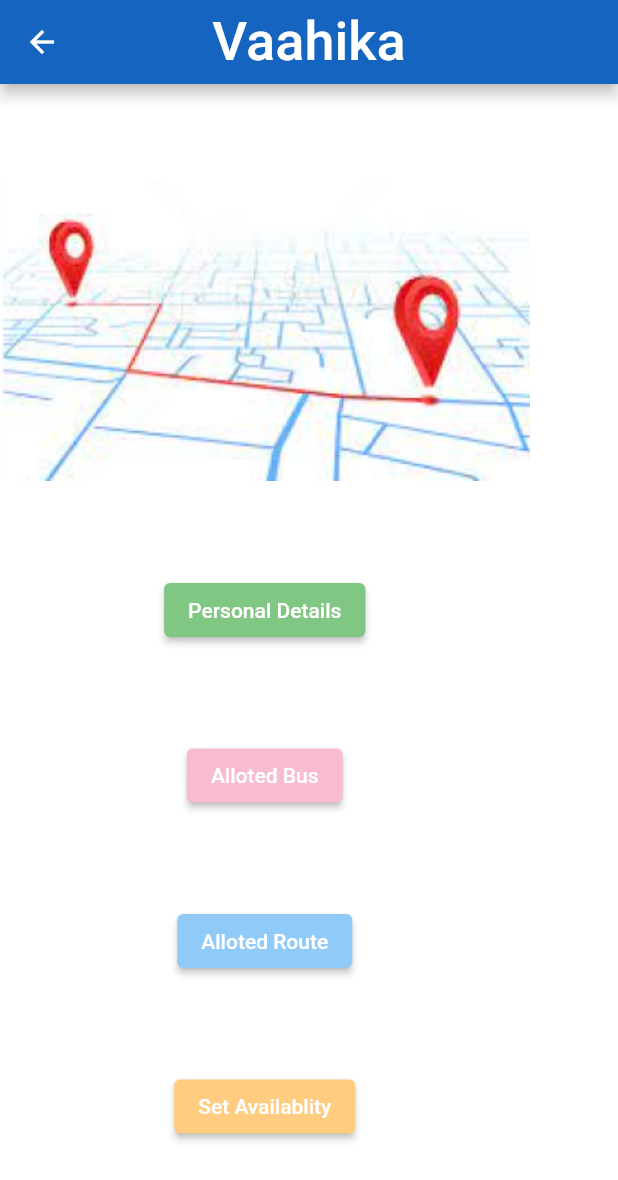
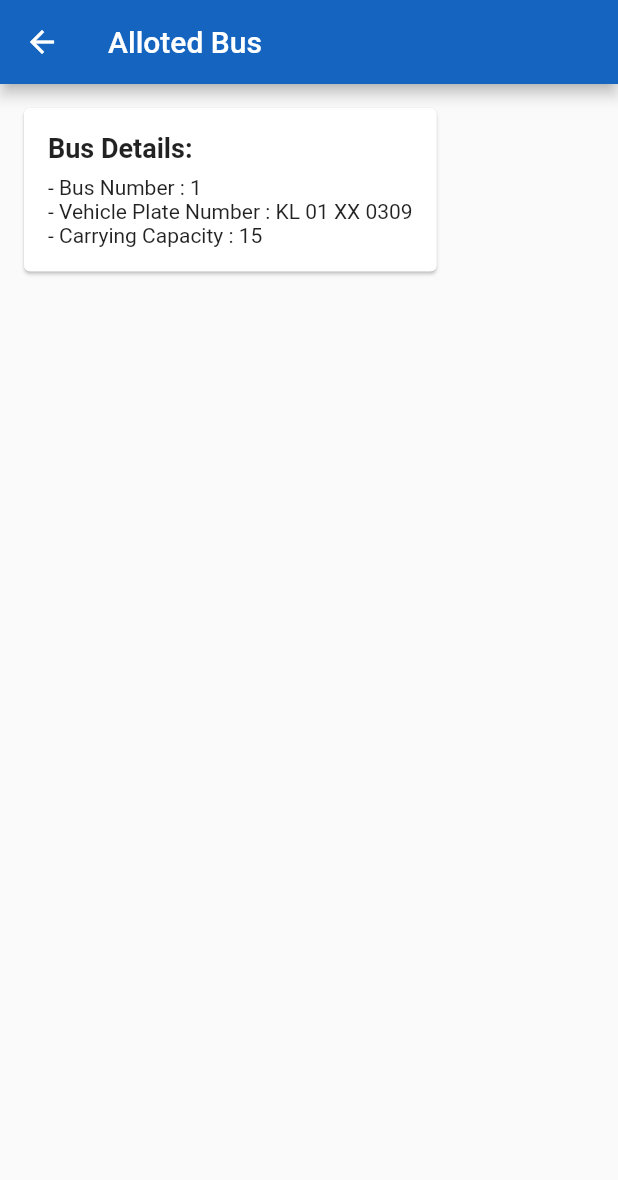
Before and after one commit to KeerthiAnilNair/Vaahika, a Flutter app: the DriverHome screen opened directly, after a tap on "Alloted Bus", on a phone screen of 412 x 824 dp. Shown: the top 1180 px of the screen. Run offline on Flutter 3.47's test engine with Material 2 defaults, Android fonts, the phone set to English and light mode, and no system bars; our stand-ins replace google_maps_flutter, localstorage, splashscreen; Roboto replaces fonts that are missing (LakkiReddy).

Commit message:
updated alloted bus and alloted route

```diff
--- /dev/null
+++ b/lib/alloted_bus.dart
@@ -0,0 +1,65 @@
+import 'package:flutter/material.dart';
+
+class AllotedBus extends StatelessWidget {
+  @override
+  Widget build(BuildContext context) {
+    return Scaffold(
+      appBar: AppBar(
+        title: Text('Alloted Bus'),
+      ),
+      body: Container(
+        child: Column(
+          crossAxisAlignment: CrossAxisAlignment.start,
+          children: [
+            BusCard(
+              busNumber: '',
+              routes: [
+                'Bus Number : 1',
+                'Vehicle Plate Number : KL 01 XX 0309',
+                'Carrying Capacity : 15',
+              ],
+            ),
+          ],
+        ),
+      ),
+    );
+  }
+}
+
+class BusCard extends StatelessWidget {
+  final String busNumber;
+  final List<String> routes;
+
+  const BusCard({
+    Key? key,
+    required this.busNumber,
+    required this.routes,
+  }) : super(key: key);
+
+  @override
+  Widget build(BuildContext context) {
+    return Card(
+      margin: EdgeInsets.all(16.0),
+      child: Padding(
+        padding: EdgeInsets.all(16.0),
+        child: Column(
+          crossAxisAlignment: CrossAxisAlignment.start,
+          children: [
+            Text(
+              'Bus Details: $busNumber',
+              style: TextStyle(
+                fontSize: 18.0,
+                fontWeight: FontWeight.bold,
+              ),
+            ),
+            SizedBox(height: 8.0),
+            Column(
+              crossAxisAlignment: CrossAxisAlignment.start,
+              children: routes.map((route) => Text('- $route')).toList(),
+            ),
+          ],
+        ),
+      ),
+    );
+  }
+}
--- a/lib/driverhome.dart
+++ b/lib/driverhome.dart
@@ -1,4 +1,6 @@
 import 'package:flutter/material.dart';
+import 'package:sample_project/alloted_route.dart';
+import 'package:sample_project/alloted_bus.dart';
 import 'package:sample_project/student_personal_details.dart';
 
 class DriverHome extends StatelessWidget {
@@ -41,7 +43,7 @@ class DriverHome extends StatelessWidget {
               onPressed: () {
                 Navigator.push(
                   context,
-                  MaterialPageRoute(builder: (context) => const DriverHome()),
+                  MaterialPageRoute(builder: (context) => AllotedBus()),
                 );
               },
               style: ElevatedButton.styleFrom(
@@ -53,7 +55,8 @@ class DriverHome extends StatelessWidget {
               onPressed: () {
                 Navigator.push(
                   context,
-                  MaterialPageRoute(builder: (context) => const DriverHome()),
+                  MaterialPageRoute(
+                      builder: (context) => const AllotedRoute()),
                 );
               },
               style: ElevatedButton.styleFrom(
```
Also changed, not shown: lib/alloted_route.dart (added, +98 -0 lines).
